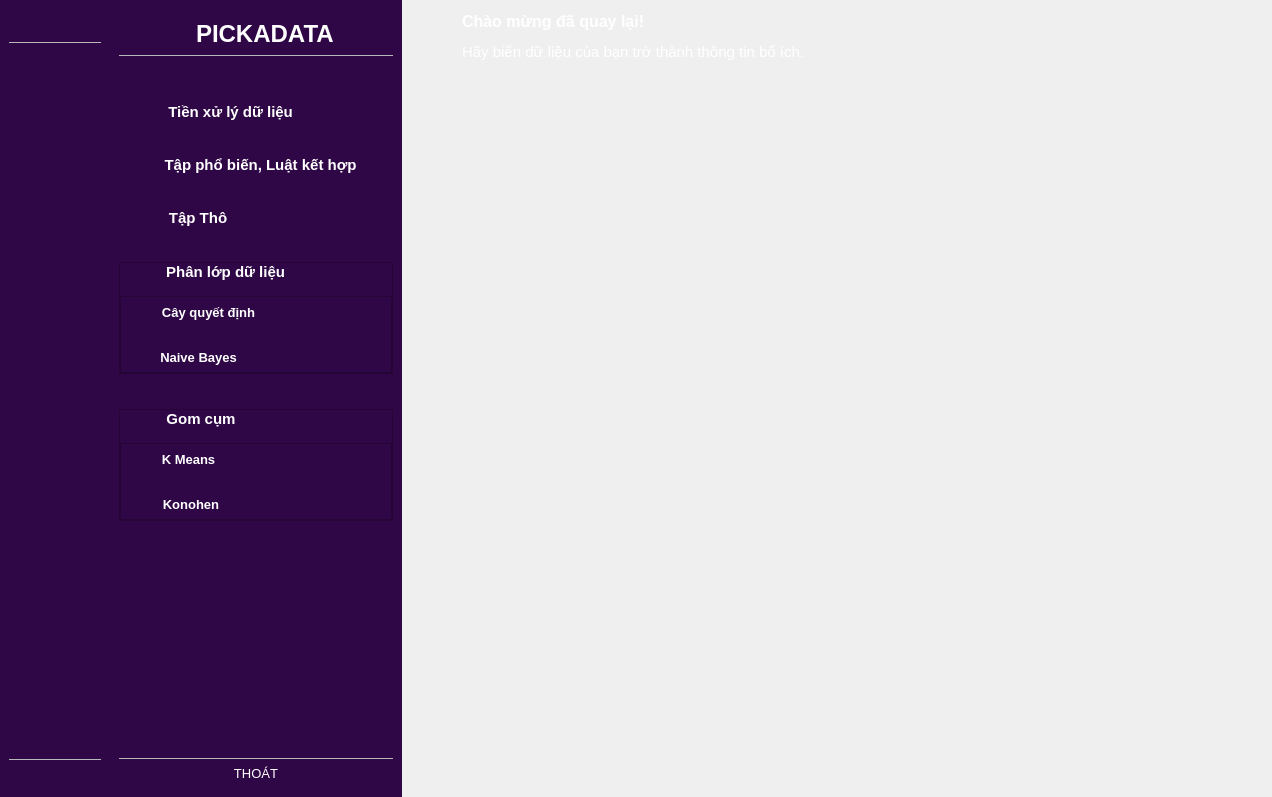
Above: UI_MainWindow.ui from michael5671/DataMiningApp before the change. Below: the same form after it.
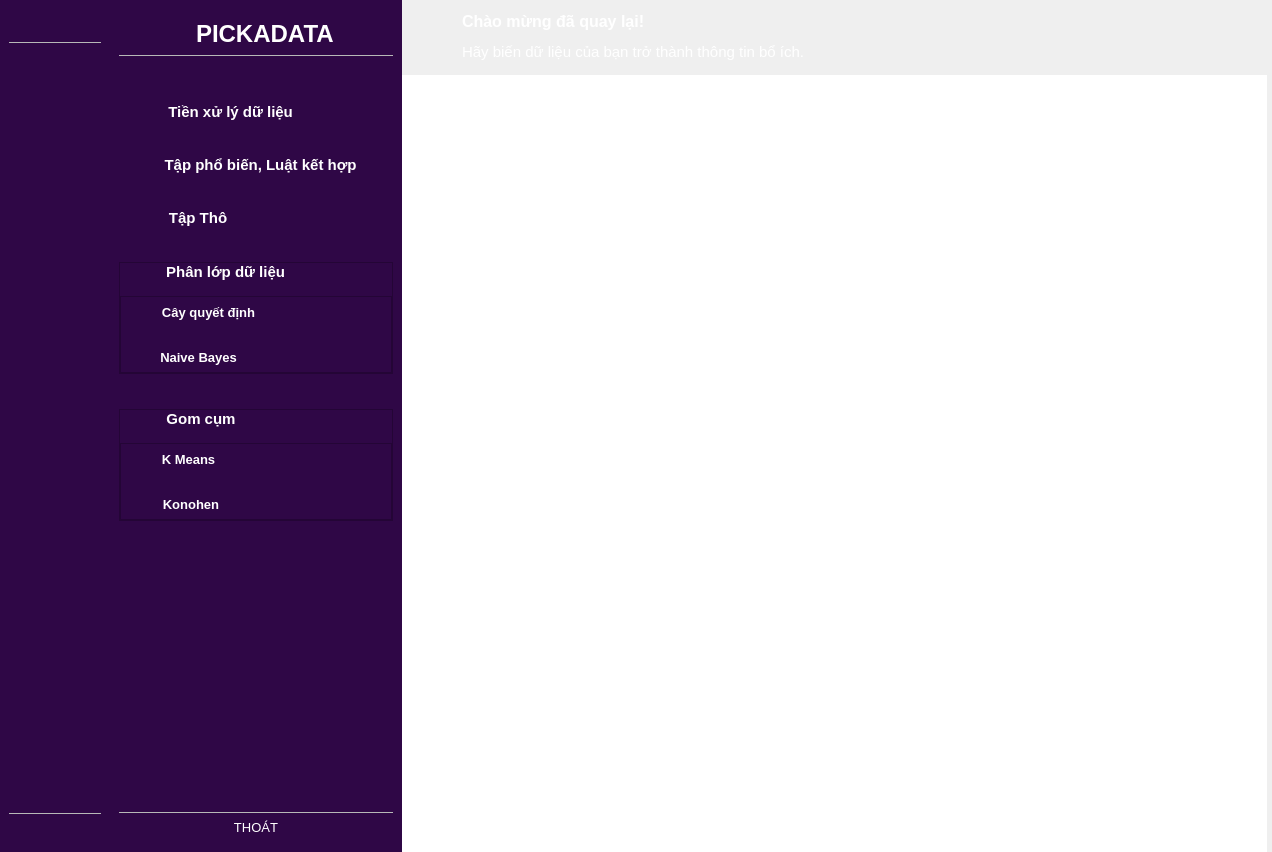
That is the form after the change. Icons and pictures are not drawn.

Commit message: sua mau nen

The edit to the form file:
```diff
--- a/UI_MainWindow.ui
+++ b/UI_MainWindow.ui
@@ -7,9 +7,15 @@
     <x>0</x>
     <y>0</y>
     <width>1272</width>
-    <height>797</height>
+    <height>852</height>
    </rect>
   </property>
+  <property name="maximumSize">
+   <size>
+    <width>1272</width>
+    <height>852</height>
+   </size>
+  </property>
   <property name="font">
    <font>
     <pointsize>10</pointsize>
@@ -25,7 +31,7 @@
       <x>0</x>
       <y>0</y>
       <width>1267</width>
-      <height>801</height>
+      <height>855</height>
      </rect>
     </property>
     <layout class="QGridLayout" name="gridLayout">
@@ -463,7 +469,7 @@
           </size>
          </property>
          <property name="styleSheet">
-          <string notr="true">background-color: #white;
+          <string notr="true">background-color: white;
 border:none;</string>
          </property>
          <widget class="QStackedWidget" name="stackedWidget">
```
Left out of the diff: 32 changed lines with no effect on the pictures. The commit also changes 2 other files.
